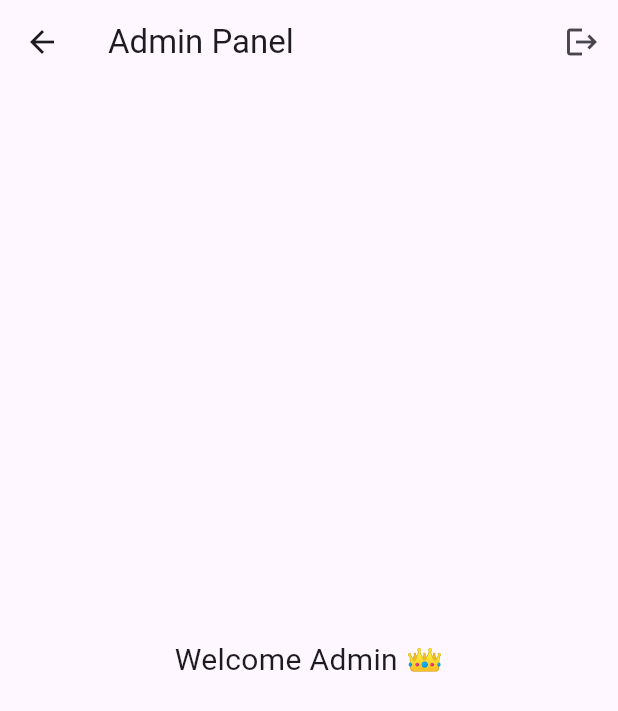
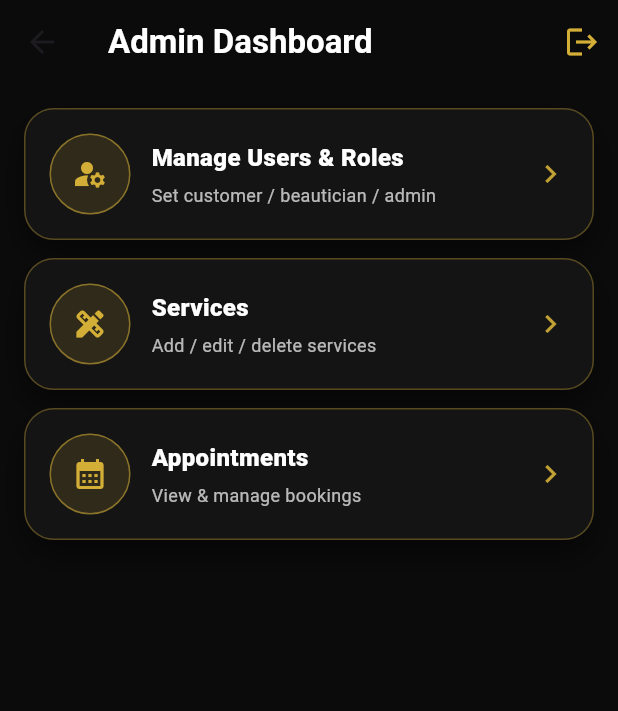
Before and after one commit to Wijekoon00/Glamora-App, a Flutter app: the AdminHome screen opened directly, on a phone screen of 412 x 824 dp. Shown: the top 711 px of the screen. Run offline on Flutter 3.47's test engine with Material 3 defaults, Android fonts, the phone set to English and light mode, and no system bars; our stand-ins replace cloud_firestore, firebase_auth, firebase_core; accounts and stored records are empty.

Commit message:
added user-role based login with admin page

```diff
--- a/lib/admin_home.dart
+++ b/lib/admin_home.dart
@@ -1,29 +1,152 @@
 import 'package:flutter/material.dart';
 import 'package:firebase_auth/firebase_auth.dart';
+import 'manage_users_page.dart';
 
 class AdminHome extends StatelessWidget {
   const AdminHome({super.key});
 
+  static const Color _bg = Color(0xFF0B0B0B);
+  static const Color _card = Color(0xFF141414);
+  static const Color _gold = Color(0xFFD4AF37);
+
   @override
   Widget build(BuildContext context) {
     return Scaffold(
+      backgroundColor: _bg,
       appBar: AppBar(
-        title: const Text("Admin Panel"),
+        backgroundColor: _bg,
+        elevation: 0,
+        title: const Text(
+          "Admin Dashboard",
+          style: TextStyle(color: Colors.white, fontWeight: FontWeight.w700),
+        ),
         actions: [
           IconButton(
-            icon: const Icon(Icons.logout),
-            onPressed: () async {
-              await FirebaseAuth.instance.signOut();
-            },
+            icon: const Icon(Icons.logout, color: _gold),
+            onPressed: () async => FirebaseAuth.instance.signOut(),
           ),
         ],
       ),
-      body: const Center(
-        child: Text(
-          "Welcome Admin 👑",
-          style: TextStyle(fontSize: 20),
+      body: SafeArea(
+        child: Padding(
+          padding: const EdgeInsets.all(16),
+          child: Column(
+            children: [
+              _GoldCardButton(
+                title: "Manage Users & Roles",
+                subtitle: "Set customer / beautician / admin",
+                icon: Icons.manage_accounts,
+                onTap: () {
+                  Navigator.push(
+                    context,
+                    MaterialPageRoute(builder: (_) => const ManageUsersPage()),
+                  );
+                },
+              ),
+              const SizedBox(height: 12),
+
+              // You can add more admin cards later:
+              _GoldCardButton(
+                title: "Services",
+                subtitle: "Add / edit / delete services",
+                icon: Icons.design_services,
+                onTap: () {
+                  // Later: open your services CRUD page
+                },
+              ),
+              const SizedBox(height: 12),
+
+              _GoldCardButton(
+                title: "Appointments",
+                subtitle: "View & manage bookings",
+                icon: Icons.calendar_month,
+                onTap: () {
+                  // Later: open appointments page
+                },
+              ),
+            ],
+          ),
         ),
       ),
     );
   }
 }
+
+class _GoldCardButton extends StatelessWidget {
+  const _GoldCardButton({
+    required this.title,
+    required this.subtitle,
+    required this.icon,
+    required this.onTap,
+  });
+
+  final String title;
+  final String subtitle;
+  final IconData icon;
+  final VoidCallback onTap;
+
+  static const Color _card = Color(0xFF141414);
+  static const Color _gold = Color(0xFFD4AF37);
+
+  @override
+  Widget build(BuildContext context) {
+    return InkWell(
+      borderRadius: BorderRadius.circular(20),
+      onTap: onTap,
+      child: Container(
+        padding: const EdgeInsets.all(16),
+        decoration: BoxDecoration(
+          color: _card,
+          borderRadius: BorderRadius.circular(20),
+          border: Border.all(color: _gold.withOpacity(0.35)),
+          boxShadow: [
+            BoxShadow(
+              color: Colors.black.withOpacity(0.45),
+              blurRadius: 16,
+              offset: const Offset(0, 10),
+            )
+          ],
+        ),
+        child: Row(
+          children: [
+            Container(
+              height: 54,
+              width: 54,
+              decoration: BoxDecoration(
+                shape: BoxShape.circle,
+                color: _gold.withOpacity(0.14),
+                border: Border.all(color: _gold.withOpacity(0.55)),
+              ),
+              child: Icon(icon, color: _gold),
+            ),
+            const SizedBox(width: 14),
+            Expanded(
+              child: Column(
+                crossAxisAlignment: CrossAxisAlignment.start,
+                children: [
+                  Text(
+                    title,
+                    style: const TextStyle(
+                      color: Colors.white,
+                      fontWeight: FontWeight.w800,
+                      fontSize: 16,
+                    ),
+                  ),
+                  const SizedBox(height: 5),
+                  Text(
+                    subtitle,
+                    style: TextStyle(
+                      color: Colors.white.withOpacity(0.7),
+                      fontSize: 12,
+                    ),
+                  ),
+                ],
+              ),
+            ),
+            Icon(Icons.chevron_right, color: _gold.withOpacity(0.9)),
+          ],
+        ),
+      ),
+    );
+  }
+}
--- a/lib/home_router.dart
+++ b/lib/home_router.dart
@@ -1,6 +1,7 @@
 import 'package:flutter/material.dart';
 import 'package:cloud_firestore/cloud_firestore.dart';
 import 'package:firebase_auth/firebase_auth.dart';
+import 'package:test_glamora/beautician_home.dart';
 import 'admin_home.dart';
 import 'user_home.dart';
 
@@ -26,11 +27,9 @@ class HomeRouter extends StatelessWidget {
        final data = snapshot.data!.data() as Map<String, dynamic>?;
 final role = data?['role'] ?? 'user';
 
-        if (role == 'admin') {
-          return const AdminHome();
-        } else {
-          return const UserHome();
-        }
+if (role == 'admin') return const AdminHome();
+if (role == 'beautician') return const BeauticianHome();
+return const UserHome(); // customer
       },
     );
   }
```
Also changed, not shown: lib/beautician_home.dart (added, +24 -0 lines), lib/manage_users_page.dart (added, +195 -0 lines), lib/register_page.dart (+64 -111 lines).
